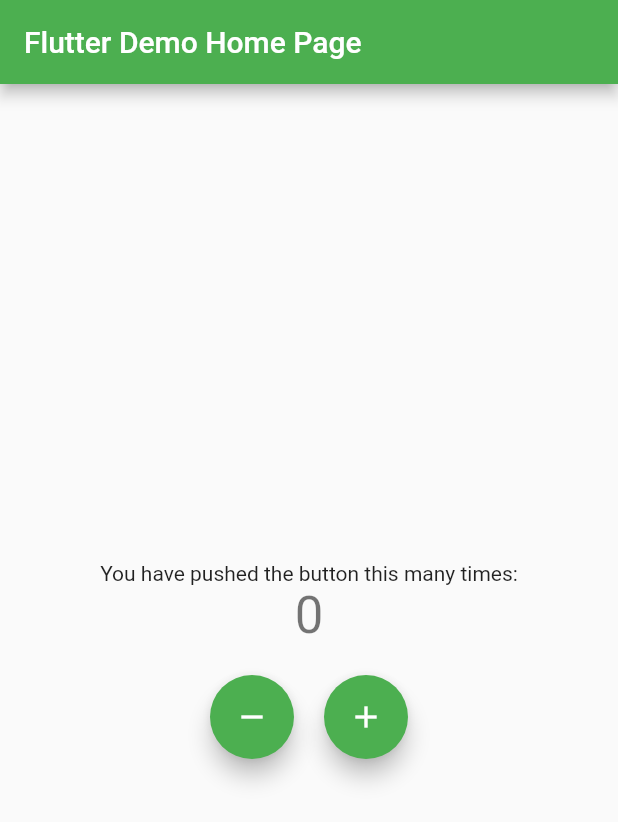
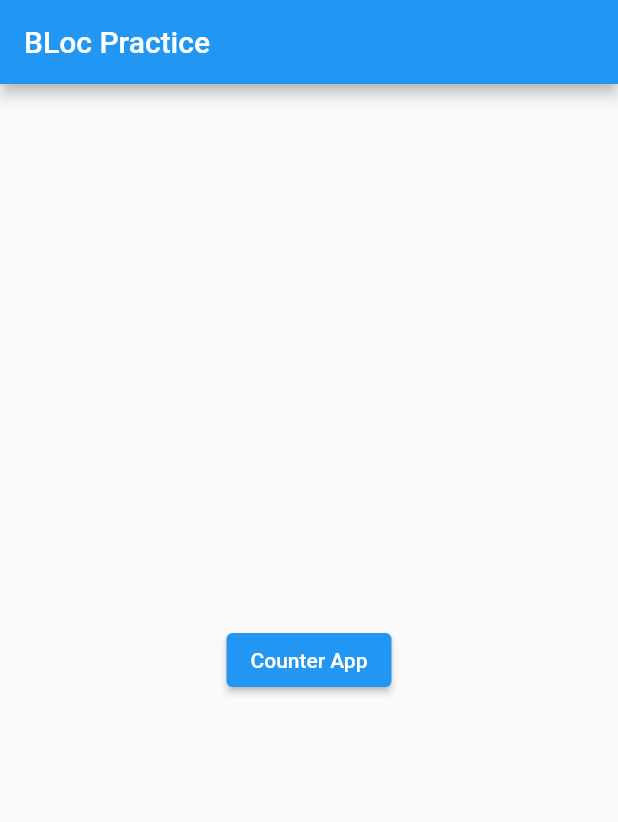
Before and after one commit to motasimfuad/bloc_practice, a Flutter app: the screen it shows after launch, on a phone screen of 412 x 824 dp. Shown: the top 822 px of the screen. Run offline on Flutter 3.47's test engine with Material 2 defaults, Android fonts, the phone set to English and light mode, and no system bars; our stand-ins replace equatable, flutter_bloc.

```diff
--- a/lib/cubit/counter_state.dart
+++ b/lib/cubit/counter_state.dart
@@ -1,8 +1,13 @@
-class CounterState {
+import 'package:equatable/equatable.dart';
+
+class CounterState extends Equatable {
   int counterValue;
   bool? wasIncremented;
   CounterState({
     required this.counterValue,
     this.wasIncremented,
   });
+
+  @override
+  List<Object?> get props => [counterValue, wasIncremented];
 }
--- a/lib/main.dart
+++ b/lib/main.dart
@@ -1,5 +1,6 @@
 import 'package:bloc_practice/cubit/counter_cubit.dart';
-import 'package:bloc_practice/cubit/counter_state.dart';
+
+import 'package:bloc_practice/screens/home_page.dart';
 import 'package:flutter/material.dart';
 import 'package:flutter_bloc/flutter_bloc.dart';
 
@@ -15,95 +16,11 @@ class MyApp extends StatelessWidget {
     return BlocProvider(
       create: (context) => CounterCubit(),
       child: MaterialApp(
-        title: 'Flutter Demo',
         theme: ThemeData(
-          primarySwatch: Colors.green,
+          primarySwatch: Colors.blue,
         ),
-        home: const MyHomePage(title: 'Flutter Demo Home Page'),
+        home: HomePage(),
       ),
     );
   }
 }
-
-class MyHomePage extends StatefulWidget {
-  const MyHomePage({Key? key, required this.title}) : super(key: key);
-
-  final String title;
-
-  @override
-  State<MyHomePage> createState() => _MyHomePageState();
-}
-
-class _MyHomePageState extends State<MyHomePage> {
-  final int _counter = 0;
-
-  @override
-  Widget build(BuildContext context) {
-    return Scaffold(
-      appBar: AppBar(
-        title: Text(widget.title),
-      ),
-      body: Center(
-        child: Column(
-          mainAxisAlignment: MainAxisAlignment.center,
-          children: <Widget>[
-            const Text(
-              'You have pushed the button this many times:',
-            ),
-            BlocConsumer<CounterCubit, CounterState>(
-              listener: (context, state) {
-                if (state.wasIncremented == true) {
-                  ScaffoldMessenger.of(context).showSnackBar(
-                    const SnackBar(
-                      content: Text('Incremented'),
-                      backgroundColor: Colors.green,
-                      duration: Duration(milliseconds: 300),
-                    ),
-                  );
-                } else {
-                  ScaffoldMessenger.of(context).showSnackBar(
-                    const SnackBar(
-                      content: Text('Decremented'),
-                      backgroundColor: Colors.red,
-                      duration: Duration(milliseconds: 300),
-                    ),
-                  );
-                }
-              },
-              builder: (context, state) {
-                return BlocBuilder<CounterCubit, CounterState>(
-                  builder: (context, state) {
-                    return Text(
-                      state.counterValue.toString(),
-                      style: Theme.of(context).textTheme.headline4,
-                    );
-                  },
-                );
-              },
-            ),
-            const SizedBox(height: 20),
-            Row(
-              mainAxisSize: MainAxisSize.min,
-              children: [
-                FloatingActionButton(
-                  onPressed: () {
-                    BlocProvider.of<CounterCubit>(context).decrement();
-                  },
-                  tooltip: 'Decrement',
-                  child: const Icon(Icons.remove),
-                ),
-                const SizedBox(width: 20),
-                FloatingActionButton(
-                  onPressed: () =>
-                      BlocProvider.of<CounterCubit>(context).increment(),
-                  tooltip: 'Increment',
-                  child: const Icon(Icons.add),
-                ),
-              ],
-            )
-          ],
-        ),
-      ),
-    );
-  }
-}
--- /dev/null
+++ b/lib/screens/home_page.dart
@@ -0,0 +1,29 @@
+import 'package:bloc_practice/screens/counter_app.dart';
+import 'package:flutter/material.dart';
+
+class HomePage extends StatelessWidget {
+  const HomePage({Key? key}) : super(key: key);
+
+  @override
+  Widget build(BuildContext context) {
+    return Scaffold(
+      appBar: AppBar(
+        title: const Text('BLoc Practice'),
+      ),
+      body: Center(
+        child: Column(
+          mainAxisAlignment: MainAxisAlignment.center,
+          children: [
+            ElevatedButton(
+              onPressed: () {
+                Navigator.push(context,
+                    MaterialPageRoute(builder: (context) => CounterApp()));
+              },
+              child: const Text('Counter App'),
+            ),
+          ],
+        ),
+      ),
+    );
+  }
+}
```
Also changed, not shown: lib/screens/counter_app.dart (added, +82 -0 lines), pubspec.yaml (+4 -8 lines), pubspec.lock, 2 other files.
